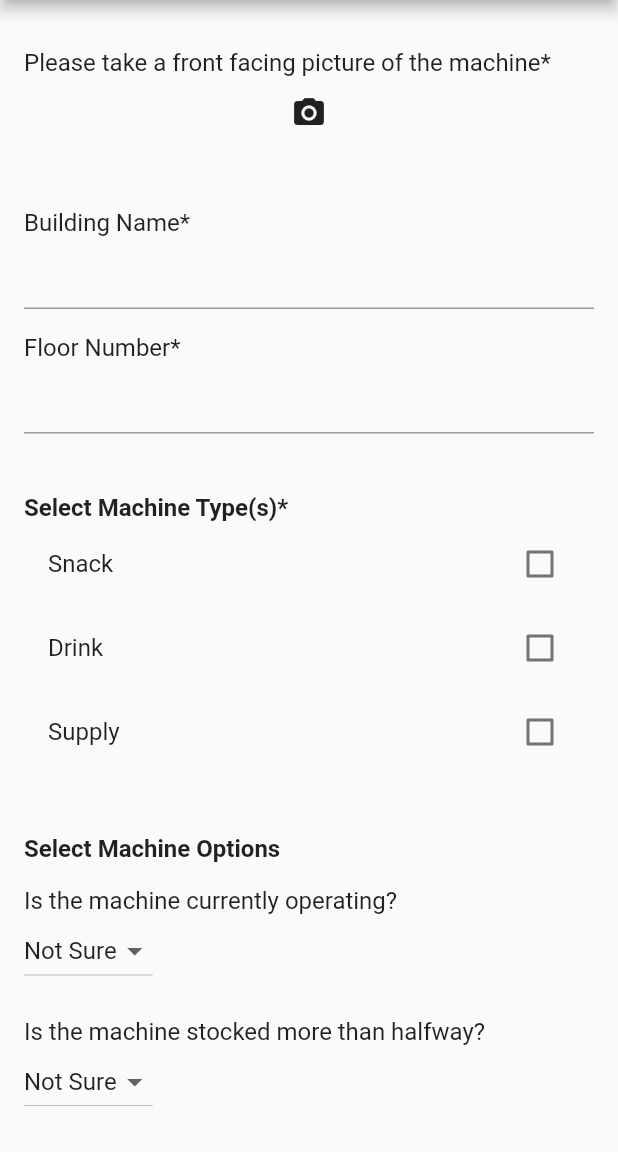
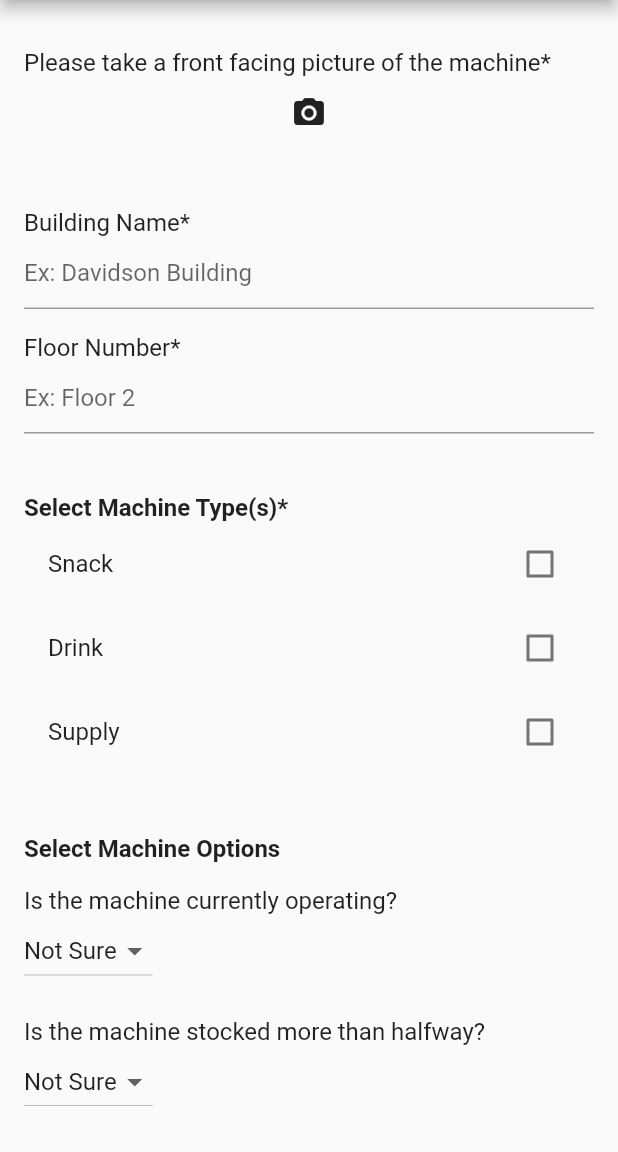
Before and after one commit to DuckieOnQuacks/Vendi, a Flutter app: the screen it shows once a user with an empty profile is signed in, after a tap on the "add" icon, on a phone screen of 412 x 824 dp, the part 84-1236 px from its top. Run offline on Flutter 3.47's test engine with Material 2 defaults, Android fonts, the phone set to English and light mode, and no system bars; our stand-ins replace camera, cloud_firestore, firebase_auth, firebase_core, firebase_storage, geolocator and 3 more; missing offline and left inert: favorite_button; accounts and stored records are empty.

Commit message:
Blue location marker, hintText for addmachine page

```diff
--- a/app_prototype/lib/Addmachine.dart
+++ b/app_prototype/lib/Addmachine.dart
@@ -116,11 +116,17 @@ class _AddMachinePageState extends State<AddMachinePage> {
               //input fields
               const Text('Building Name*', style: TextStyle(fontSize: 16)),
               TextField(
+                decoration: const InputDecoration(
+                  hintText: 'Ex: Davidson Building'
+                ),
                 controller: _buildingController,
               ),
               const SizedBox(height: 16.0),
               const Text('Floor Number*', style: TextStyle(fontSize: 16)),
               TextField(
+                decoration: const InputDecoration(
+                    hintText: 'Ex: Floor 2'
+                ),
                 controller: _floorController,
               ),
               const SizedBox(height: 40.0),
--- a/app_prototype/lib/home_page.dart
+++ b/app_prototype/lib/home_page.dart
@@ -85,6 +85,8 @@ class _HomepageState extends State<Homepage> {
           : GoogleMap(
         mapType: _currentMapType,
         mapToolbarEnabled: false,
+        myLocationEnabled: true, // Add this line to enable the user's location
+        myLocationButtonEnabled: true, // Add this line to enable the location button
         initialCameraPosition: CameraPosition(
           target: LatLng(currentPosition!.latitude, currentPosition!.longitude),
           zoom: 18,
--- a/app_prototype/lib/machine_bottom_sheet.dart
+++ b/app_prototype/lib/machine_bottom_sheet.dart
@@ -22,8 +22,6 @@ class MachineBottomSheet extends StatefulWidget {
 }
 
 class _MachineBottomSheetState extends State<MachineBottomSheet> {
-
-
   bool isFavorite = selectedMachine?.isFavorited == 1;
 
   @override
@@ -34,9 +32,9 @@ class _MachineBottomSheetState extends State<MachineBottomSheet> {
           mainAxisAlignment: MainAxisAlignment.center,
           children: <Widget> [
             Image.asset('assets/images/BlueMachine.png', height: 50),
-            SizedBox(width: 20),
+            const SizedBox(width: 20),
             Text('Beverage Machine', style: GoogleFonts.bebasNeue(fontSize: 30)),
-            SizedBox(width: 20),
+            const SizedBox(width: 20),
             StatefulBuilder(builder: (BuildContext context, setState) {
               // Checkbox for favoriting the machine
               return FavoriteButton(
```
Also changed, not shown: app_prototype/pubspec.lock.
